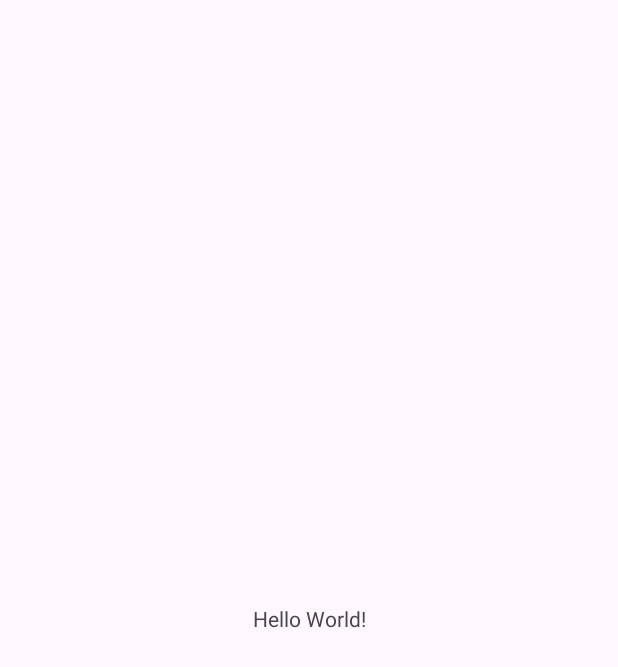
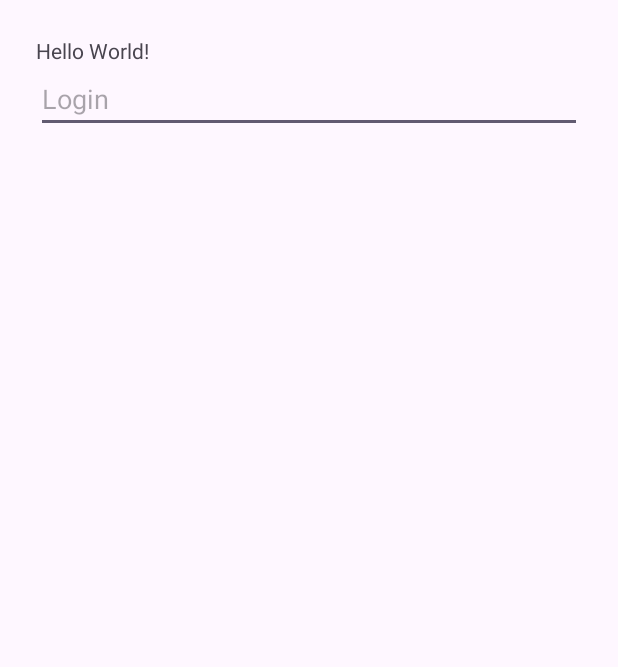
Before and after one commit to shchursasha1/kotlin-course, an Android app: the screen it shows after launch (MainActivity), on a phone screen of 412 x 824 dp. Before the commit the part shown is almost empty. Shown: the top 667 px of the screen. Run offline under Robolectric (Android 15) with nearby library versions, the phone set to English and light mode, and no system bars.

Commit message:
Complete Android homework 2.2 - Gradle and ADB

```diff
--- a/android/android_homeworks/app/src/main/java/com/example/homework2_1/MainActivity.kt
+++ b/android/android_homeworks/app/src/main/java/com/example/homework2_1/MainActivity.kt
@@ -1,6 +1,7 @@
 package com.example.homework2_1
 
 import android.os.Bundle
+import android.util.Log
 import androidx.activity.enableEdgeToEdge
 import androidx.appcompat.app.AppCompatActivity
 import androidx.core.view.ViewCompat
@@ -16,5 +17,8 @@ class MainActivity : AppCompatActivity() {
             v.setPadding(systemBars.left, systemBars.top, systemBars.right, systemBars.bottom)
             insets
         }
+
+        // Log for `adb logcat -s MyTag:D *:S`
+        Log.d("MyTag", "MainActivity started")
     }
 }
--- a/android/android_homeworks/app/src/main/res/layout/activity_main.xml
+++ b/android/android_homeworks/app/src/main/res/layout/activity_main.xml
@@ -1,19 +1,24 @@
 <?xml version="1.0" encoding="utf-8"?>
-<androidx.constraintlayout.widget.ConstraintLayout xmlns:android="http://schemas.android.com/apk/res/android"
-    xmlns:app="http://schemas.android.com/apk/res-auto"
+<LinearLayout xmlns:android="http://schemas.android.com/apk/res/android"
     xmlns:tools="http://schemas.android.com/tools"
     android:id="@+id/main"
     android:layout_width="match_parent"
     android:layout_height="match_parent"
+    android:layout_margin="24dp"
+    android:orientation="vertical"
     tools:context=".MainActivity">
 
     <TextView
         android:layout_width="wrap_content"
         android:layout_height="wrap_content"
-        android:text="Hello World!"
-        app:layout_constraintBottom_toBottomOf="parent"
-        app:layout_constraintEnd_toEndOf="parent"
-        app:layout_constraintStart_toStartOf="parent"
-        app:layout_constraintTop_toTopOf="parent" />
+        android:text="Hello World!" />
 
-</androidx.constraintlayout.widget.ConstraintLayout>
+    <!-- Text field for `adb shell input text` -->
+    <EditText
+        android:id="@+id/loginInput"
+        android:layout_width="match_parent"
+        android:layout_height="wrap_content"
+        android:hint="@string/login_hint"
+        android:inputType="text" />
+
+</LinearLayout>
--- a/android/android_homeworks/app/src/main/res/values/strings.xml
+++ b/android/android_homeworks/app/src/main/res/values/strings.xml
@@ -1,3 +1,4 @@
 <resources>
     <string name="app_name">Homework2_1</string>
+    <string name="login_hint">Login</string>
 </resources>
--- a/android/android_homeworks/gradle/libs.versions.toml
+++ b/android/android_homeworks/gradle/libs.versions.toml
@@ -8,6 +8,7 @@ appcompat = "1.6.1"
 material = "1.10.0"
 activityKtx = "1.13.0"
 constraintlayout = "2.1.4"
+coil = "2.6.0"
 
 [libraries]
 androidx-core-ktx = { group = "androidx.core", name = "core-ktx", version.ref = "coreKtx" }
@@ -18,6 +19,7 @@ androidx-appcompat = { group = "androidx.appcompat", name = "appcompat", version
 material = { group = "com.google.android.material", name = "material", version.ref = "material" }
 androidx-activity-ktx = { group = "androidx.activity", name = "activity-ktx", version.ref = "activityKtx" }
 androidx-constraintlayout = { group = "androidx.constraintlayout", name = "constraintlayout", version.ref = "constraintlayout" }
+coil = { module = "io.coil-kt:coil", version.ref = "coil" }
 
 [plugins]
 android-application = { id = "com.android.application", version.ref = "agp" }
```
Also changed, not shown: android/android_homeworks/app/build.gradle.kts (+18 -2 lines), android/android_homeworks/app/src/main/AndroidManifest.xml (+20 -0 lines), android/android_homeworks/app/src/main/java/com/example/homework2_1/DetailsActivity.kt (added, +33 -0 lines), android/android_homeworks/app/src/main/res/layout/activity_details.xml (added, +17 -0 lines).
